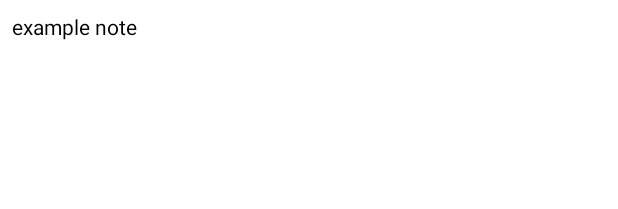
After one commit to HavaG/KindergartenApp, an Android app: the layout my_child_note_item.xml on its own in the app's theme, with its tools: preview values and no code run, on a phone screen of 412 x 824 dp. The commit adds this screen. Shown: the top 209 px of the screen. Run offline under Robolectric (Android 15) with nearby library versions, the phone set to English and light mode, and no system bars.

Commit message:
add notes to MyChildActivity (hope it's working)

```diff
--- a/app/src/main/java/hu/kindergartendeveloperteam/app/groupactivity/GroupActivity.java
+++ b/app/src/main/java/hu/kindergartendeveloperteam/app/groupactivity/GroupActivity.java
@@ -11,7 +11,6 @@ import hu.kindergartendeveloperteam.app.groupactivity.GroupFragment.ChildrenFrag
 import hu.kindergartendeveloperteam.app.groupactivity.GroupFragment.ParentsFragment;
 import hu.kindergartendeveloperteam.app.groupactivity.GroupFragment.PostsFragment;
 import hu.kindergartendeveloperteam.app.groupactivity.GroupFragment.TeacherFragment;
-import hu.kindergartendeveloperteam.app.groupactivity.GroupFragment.ViewPagerAdapter;
 
 public class GroupActivity extends AppCompatActivity {
 
@@ -26,8 +25,8 @@ public class GroupActivity extends AppCompatActivity {
         super.onCreate(savedInstanceState);
         setContentView(R.layout.group_activity);
 
-        tabLayout = (TabLayout) findViewById(R.id.tabs);
-        viewPager = (ViewPager) findViewById(R.id.viewPager_id);
+        tabLayout = findViewById(R.id.tabs);
+        viewPager = findViewById(R.id.viewPager_id);
 
         adapter = new ViewPagerAdapter(getSupportFragmentManager());
 
--- a/app/src/main/java/hu/kindergartendeveloperteam/app/groupactivity/GroupFragment/ViewPagerAdapter.java
+++ b/app/src/main/java/hu/kindergartendeveloperteam/app/groupactivity/ViewPagerAdapter.java
@@ -1,4 +1,4 @@
-package hu.kindergartendeveloperteam.app.groupactivity.GroupFragment;
+package hu.kindergartendeveloperteam.app.groupactivity;
 
 import java.util.ArrayList;
 import java.util.List;
--- /dev/null
+++ b/app/src/main/res/layout/my_child_note_item.xml
@@ -0,0 +1,14 @@
+<?xml version="1.0" encoding="utf-8"?>
+<LinearLayout xmlns:android="http://schemas.android.com/apk/res/android"
+    android:orientation="vertical" android:layout_width="match_parent"
+    android:layout_height="match_parent">
+
+    <TextView
+        android:id="@+id/item_note"
+        android:layout_width="match_parent"
+        android:layout_height="wrap_content"
+        android:text="example note"
+        android:layout_margin="8dp"
+        android:textColor="@android:color/black"/>
+
+</LinearLayout>
```
Also changed, not shown: app/src/main/java/hu/kindergartendeveloperteam/app/groupactivity/MyChildActivity.java (+10 -0 lines), app/src/main/java/hu/kindergartendeveloperteam/app/groupactivity/MyChildFragment/NoteRecyclerViewAdapter.java (added, +56 -0 lines), app/src/main/java/hu/kindergartendeveloperteam/app/groupactivity/MyChildFragment/NotesFragment.java (added, +64 -0 lines), app/src/main/res/layout/my_child_activity.xml (+12 -0 lines).
